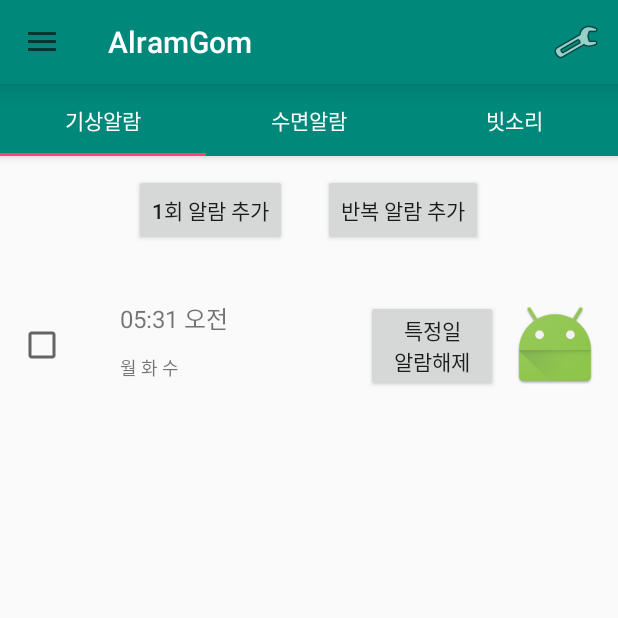
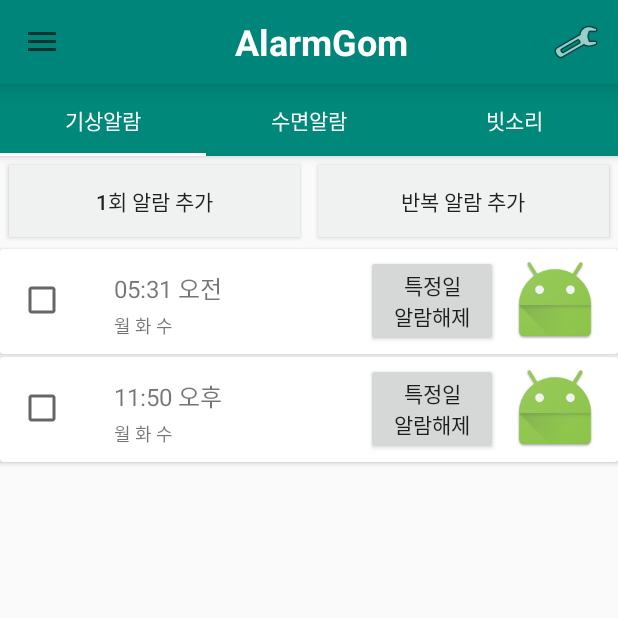
Before and after one commit to donghun1017/AlramGom, an Android app: the screen it shows after launch (MainActivity), on a phone screen of 412 x 824 dp, the top half of it. Run offline under Robolectric (Android 15) with nearby library versions, the phone set to English and light mode, and no system bars; Roboto replaces fonts that are not available here.

Commit message:
ui작업

```diff
--- a/app/build.gradle
+++ b/app/build.gradle
@@ -32,4 +32,5 @@ dependencies {
     compile 'com.google.android.gms:play-services-plus:10.2.4'
     compile 'com.android.support:recyclerview-v7:25.3.1'
     testCompile 'junit:junit:4.12'
+    compile 'com.android.support:cardview-v7:25.3.1'
 }
--- a/app/src/main/AndroidManifest.xml
+++ b/app/src/main/AndroidManifest.xml
@@ -19,6 +19,7 @@
                 <category android:name="android.intent.category.LAUNCHER" />
             </intent-filter>
         </activity>
+        <activity android:name=".RepeatAddActivity"></activity>
     </application>
 
 </manifest>
--- a/app/src/main/java/com/donghun2017/alramgom/PageAdapter.java
+++ b/app/src/main/java/com/donghun2017/alramgom/PageAdapter.java
@@ -3,6 +3,7 @@ package com.donghun2017.alramgom;
 import android.support.v4.app.Fragment;
 import android.support.v4.app.FragmentManager;
 import android.support.v4.app.FragmentPagerAdapter;
+import android.view.View;
 
 public class PageAdapter extends FragmentPagerAdapter {
 
@@ -33,4 +34,5 @@ public class PageAdapter extends FragmentPagerAdapter {
     public CharSequence getPageTitle(int position) {
         return titles[position];
     }
+
 }
--- a/app/src/main/java/com/donghun2017/alramgom/Tab1Fragment.java
+++ b/app/src/main/java/com/donghun2017/alramgom/Tab1Fragment.java
@@ -1,6 +1,7 @@
 package com.donghun2017.alramgom;
 
 import android.content.Context;
+import android.content.Intent;
 import android.net.Uri;
 import android.os.Bundle;
 import android.support.annotation.Nullable;
@@ -27,6 +28,7 @@ public class Tab1Fragment extends Fragment {
         super.onCreate(savedInstanceState);
 
         items.add(new WakeUpAlarmItem(true, "05:31 오전", "월 화 수", "아이유", false, false, 1, R.mipmap.ic_launcher));
+        items.add(new WakeUpAlarmItem(true, "11:50 오후", "월 화 수", "아이유", false, false, 1, R.mipmap.ic_launcher));
 
     }
 
@@ -36,20 +38,17 @@ public class Tab1Fragment extends Fragment {
 
         View view = inflater.inflate(R.layout.fragment_tab1, container, false);
 
+
         wakeUpRecyclerView = (RecyclerView)view.findViewById(R.id.recycler_alarm);
         wakeUpAlarmAdapter = new WakeUpAlarmAdapter(items, getActivity());
         wakeUpRecyclerView.setAdapter(wakeUpAlarmAdapter);
         layoutManager = new LinearLayoutManager(getActivity(), LinearLayoutManager.VERTICAL, false);
         wakeUpRecyclerView.setLayoutManager(layoutManager);
 
+
+
         return view;
 
     }
 
-
-
-
-
-
-
 }
--- a/app/src/main/res/layout/activity_main.xml
+++ b/app/src/main/res/layout/activity_main.xml
@@ -20,9 +20,21 @@
                 android:layout_width="match_parent"
                 android:layout_height="?android:attr/actionBarSize"
                 app:layout_scrollFlags="scroll|enterAlways"
-                android:background="#00897B"
+                android:background="#00857B"
                 app:titleTextColor="#ffffff"
-                android:elevation="12dp">
+                android:elevation="12dp"
+                app:contentInsetStart="0dp">
+
+                <TextView
+                    android:id="@+id/toolbaTitle"
+                    android:layout_width="match_parent"
+                    android:layout_height="match_parent"
+                    android:gravity="center"
+                    android:text="AlarmGom"
+                    android:textSize="24sp"
+                    android:textColor="#ffffff"
+                    android:textStyle="bold"
+                    tools:ignore="HardcodedText"/>
 
             </android.support.v7.widget.Toolbar>
 
@@ -33,7 +45,8 @@
                 android:background="#00897B"
                 app:tabTextColor="#ffffff"
                 app:tabMode="fixed"
-                android:elevation="8dp">
+                android:elevation="8dp"
+                app:tabIndicatorColor="@color/white">
 
             </android.support.design.widget.TabLayout>
 
--- a/app/src/main/res/layout/fragment_tab1.xml
+++ b/app/src/main/res/layout/fragment_tab1.xml
@@ -8,22 +8,29 @@
     <LinearLayout
         android:layout_width="match_parent"
         android:layout_height="wrap_content"
+        android:weightSum="2"
         android:orientation="horizontal"
         android:gravity="center">
 
         <Button
-            android:layout_width="wrap_content"
+            android:id="@+id/wakeUp_oneOff"
+            android:layout_width="0dp"
+            android:layout_weight="1"
             android:layout_height="wrap_content"
             android:onClick="clickOne"
             android:text="1회 알람 추가"
-            android:layout_margin="12dp"/>
+            android:background="#F0F2F1"
+            android:layout_margin="6dp"/>
 
         <Button
-            android:layout_width="wrap_content"
+            android:id="@+id/wakeUp_Repeat"
+            android:layout_width="0dp"
+            android:layout_weight="1"
             android:layout_height="wrap_content"
             android:onClick="clickRe"
             android:text="반복 알람 추가"
-            android:layout_margin="12dp"/>
+            android:background="#F0F2F1"
+            android:layout_margin="6dp"/>
 
     </LinearLayout>
 
--- a/app/src/main/res/layout/recycler_wakeup.xml
+++ b/app/src/main/res/layout/recycler_wakeup.xml
@@ -1,34 +1,26 @@
 <?xml version="1.0" encoding="utf-8"?>
-<RelativeLayout xmlns:android="http://schemas.android.com/apk/res/android"
+<android.support.v7.widget.CardView xmlns:android="http://schemas.android.com/apk/res/android"
     android:layout_width="match_parent"
-    android:layout_height="110dp"
-    android:gravity="center_vertical">
+    android:layout_height="70dp"
+    xmlns:app="http://schemas.android.com/apk/res-auto"
+    android:layout_marginTop="2dp"
+    app:cardElevation="2dp"
+    app:cardCornerRadius="2dp">
 
-    <CheckBox
-        android:id="@+id/checkbox"
-        android:layout_width="60dp"
-        android:layout_height="60dp"
-        android:layout_marginLeft="12dp"/>
+    <RelativeLayout
+        android:layout_width="match_parent"
+        android:layout_height="match_parent"
+        android:gravity="center">
 
         <TextView
             android:id="@+id/time"
             android:layout_width="80dp"
             android:layout_height="wrap_content"
             android:layout_toRightOf="@+id/checkbox"
-        android:layout_marginLeft="8dp"
+            android:layout_marginLeft="4dp"
+            android:layout_marginTop="10dp"
             android:text="5:20 오전"
             android:textSize="16sp"/>
-
-    <TextView
-        android:id="@+id/week"
-        android:layout_width="130dp"
-        android:layout_height="wrap_content"
-        android:layout_toRightOf="@+id/checkbox"
-        android:layout_below="@+id/time"
-        android:layout_marginLeft="8dp"
-        android:layout_marginTop="12dp"
-        android:text="월 화 수 목 금 토 일"
-        android:textSize="12sp"/>
 
         <ImageView
             android:id="@+id/img"
@@ -46,7 +38,24 @@
             android:text="특정일\n알람해제"
             android:layout_marginRight="8dp"/>
 
+        <CheckBox
+            android:id="@+id/checkbox"
+            android:layout_width="60dp"
+            android:layout_height="60dp"
+            android:layout_marginLeft="12dp" />
+
+        <TextView
+            android:id="@+id/week"
+            android:layout_width="130dp"
+            android:layout_height="wrap_content"
+            android:layout_below="@+id/time"
+            android:layout_marginLeft="4dp"
+            android:layout_marginTop="4dp"
+            android:layout_toRightOf="@+id/checkbox"
+            android:text="월 화 수 목 금 토 일"
+            android:textSize="12sp" />
+
+    </RelativeLayout>
 
 
-
-</RelativeLayout>
+</android.support.v7.widget.CardView>
--- a/app/src/main/res/values/colors.xml
+++ b/app/src/main/res/values/colors.xml
@@ -3,4 +3,5 @@
     <color name="colorPrimary">#3F51B5</color>
     <color name="colorPrimaryDark">#303F9F</color>
     <color name="colorAccent">#FF4081</color>
+    <color name="white">#FFFFFF</color>
 </resources>
--- a/app/src/main/res/values/styles.xml
+++ b/app/src/main/res/values/styles.xml
@@ -6,6 +6,7 @@
         <item name="colorPrimary">@color/colorPrimary</item>
         <item name="colorPrimaryDark">@color/colorPrimaryDark</item>
         <item name="colorAccent">@color/colorAccent</item>
+
     </style>
 
     <style name="AppTheme.Appbar">
```
Also changed, not shown: app/src/main/java/com/donghun2017/alramgom/MainActivity.java (+11 -13 lines), app/src/main/java/com/donghun2017/alramgom/RepeatAddActivity.java (added, +13 -0 lines), app/src/main/res/layout/activity_repeat_add.xml (added, +30 -0 lines). Lines whose indentation alone changed are shown as unchanged.
